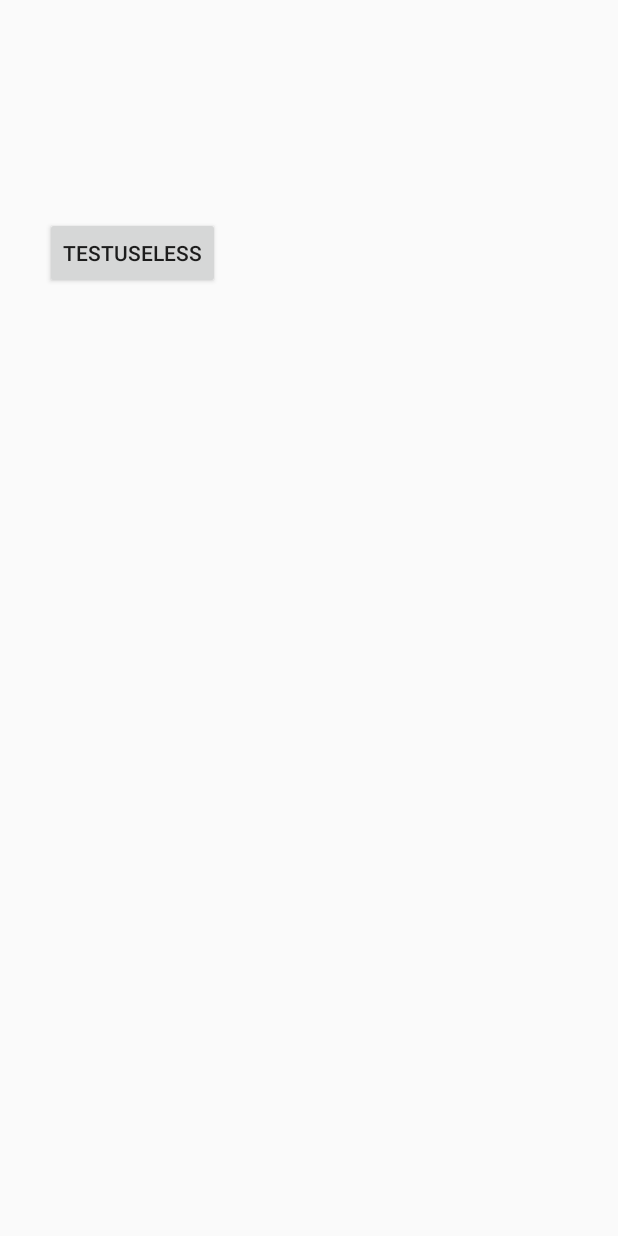
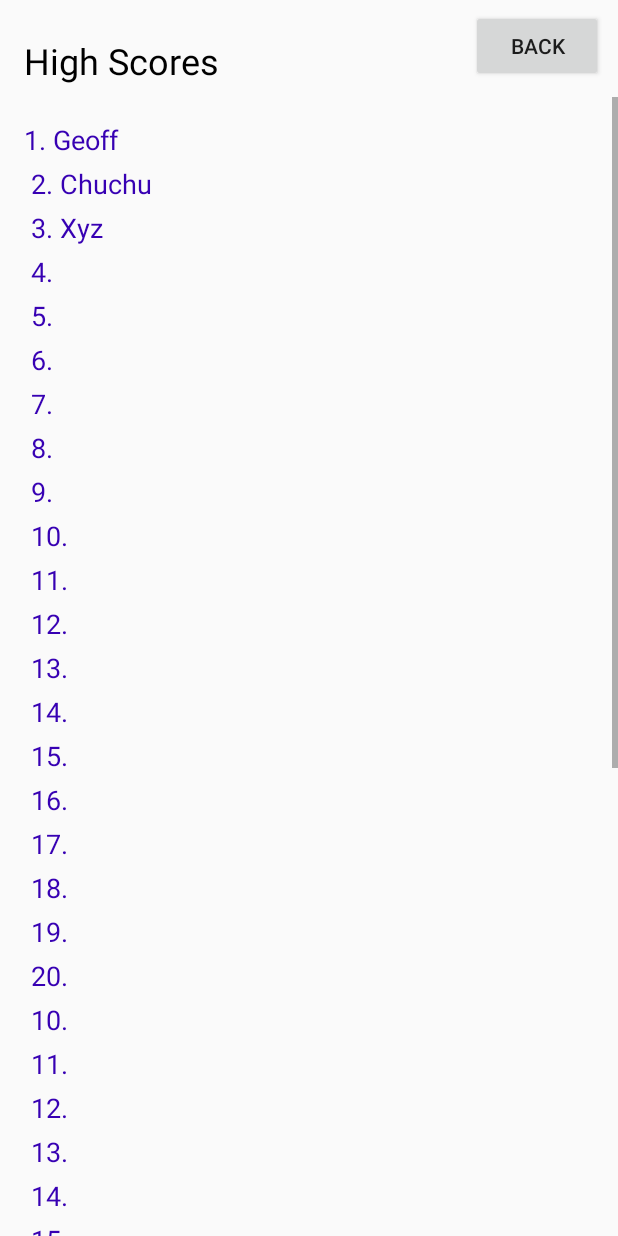
Before and after one commit to tejas-polakam/CS125Project, an Android app: the ScrollingScoreBoard screen opened directly, with no data from a screen before it, on a phone screen of 412 x 824 dp. Run offline under Robolectric (Android 15) with nearby library versions, the phone set to English and light mode, and no system bars.

Commit message:
created List with all user inputs

```diff
--- a/app/src/main/java/hangman/cs125project/UserNameActivity.java
+++ b/app/src/main/java/hangman/cs125project/UserNameActivity.java
@@ -5,23 +5,30 @@ import android.support.v7.app.AppCompatActivity;
 import android.os.Bundle;
 import android.view.View;
 import android.widget.*;
+import java.util.*;
 
 public class UserNameActivity extends AppCompatActivity {
-
+    EditText nameInput;
+    String name;
+    ListView display;
+    List<String>  list;
+    int count;
     @Override
     protected void onCreate(Bundle savedInstanceState) {
         super.onCreate(savedInstanceState);
         setContentView(R.layout.activity_user_name);
+        nameInput = findViewById(R.id.userNameInput);
         final Button submitUsername = findViewById(R.id.submit);
         final Button backButton = findViewById(R.id.backButtonUser);
         //final ListView
         submitUsername.setOnClickListener(new View.OnClickListener() {
             @Override
             public void onClick(View v) {
-                //insert code here to store username in a list
+                count++;
+                name = nameInput.getText().toString();
+                list.add(name);
+                startActivity(new Intent(UserNameActivity.this, InstructionsActivity.class)); //replace Instructions activity with actual game frame
 
-                startActivity(new Intent(UserNameActivity.this, InstructionsActivity.class));
-                //replace Instructions activity with actual game frame
             }
         });
         backButton.setOnClickListener(new View.OnClickListener() {
--- a/app/src/main/res/layout/activity_scrolling_score_board.xml
+++ b/app/src/main/res/layout/activity_scrolling_score_board.xml
@@ -6,17 +6,51 @@
     android:layout_height="match_parent"
     tools:context=".ScrollingScoreBoard">
 
+    <TextView
+        android:id="@+id/textView4"
+        android:layout_width="0dp"
+        android:layout_height="wrap_content"
+        android:layout_marginStart="16dp"
+        android:layout_marginTop="24dp"
+        android:layout_marginEnd="10dp"
+        android:text="High Scores"
+        android:textColor="@android:color/black"
+        android:textSize="24sp"
+        app:layout_constraintEnd_toEndOf="parent"
+        app:layout_constraintStart_toStartOf="parent"
+        app:layout_constraintTop_toTopOf="parent" />
+
+    <ScrollView
+        android:id="@+id/scrollView2"
+        android:layout_width="match_parent"
+        android:layout_height="0dp"
+        android:layout_marginTop="8dp"
+        app:layout_constraintBottom_toBottomOf="parent"
+        app:layout_constraintEnd_toEndOf="parent"
+        app:layout_constraintStart_toStartOf="parent"
+        app:layout_constraintTop_toBottomOf="@+id/textView4">
+
+        <TextView
+            android:id="@+id/textView2"
+            android:layout_width="match_parent"
+            android:layout_height="wrap_content"
+            android:lineSpacingExtra="8sp"
+            android:padding="16dp"
+            android:text="@string/score_list"
+            android:textColor="@color/design_default_color_primary_dark"
+            android:textSize="18sp" />
+    </ScrollView>
+
     <Button
         android:id="@+id/button"
         android:layout_width="wrap_content"
         android:layout_height="wrap_content"
-        android:layout_marginStart="16dp"
-        android:layout_marginTop="16dp"
-        android:layout_marginEnd="251dp"
-        android:layout_marginBottom="503dp"
-        android:text="TestUseless"
-        app:layout_constraintBottom_toBottomOf="parent"
+        android:layout_marginTop="6dp"
+        android:layout_marginEnd="10dp"
+        android:layout_marginBottom="10dp"
+        android:text="Back"
+        app:layout_constraintBottom_toTopOf="@+id/scrollView2"
         app:layout_constraintEnd_toEndOf="parent"
-        app:layout_constraintStart_toStartOf="parent"
         app:layout_constraintTop_toTopOf="parent" />
+
 </android.support.constraint.ConstraintLayout>
--- a/app/src/main/res/layout/activity_user_name.xml
+++ b/app/src/main/res/layout/activity_user_name.xml
@@ -6,7 +6,7 @@
     android:layout_height="match_parent"
     tools:context=".UserNameActivity">
 
-    <EditText
+    <TextView
         android:id="@+id/inputUsername"
         android:layout_width="383dp"
         android:layout_height="101dp"
@@ -17,7 +17,7 @@
         android:text="Create a UserName to keep track of your score"
         android:textAlignment="center"
         android:textSize="30sp"
-        app:layout_constraintBottom_toTopOf="@+id/editText"
+        app:layout_constraintBottom_toTopOf="@+id/userNameInput"
         app:layout_constraintEnd_toEndOf="parent"
         app:layout_constraintStart_toStartOf="parent"
         app:layout_constraintTop_toTopOf="parent" />
@@ -35,7 +35,7 @@
         app:layout_constraintStart_toStartOf="parent" />
 
     <EditText
-        android:id="@+id/editText"
+        android:id="@+id/userNameInput"
         android:layout_width="356dp"
         android:layout_height="wrap_content"
         android:layout_marginStart="16dp"
--- /dev/null
+++ b/app/src/main/res/values/scores.xml
@@ -0,0 +1,47 @@
+<?xml version="1.0" encoding="utf-8"?>
+<resources>
+    <string name="score_list">
+        1. Geoff \n
+        2. Chuchu\n
+        3. Xyz\n
+        4.\n
+        5.\n
+        6.\n
+        7.\n
+        8.\n
+        9.\n
+        10.\n
+        11.\n
+        12.\n
+        13.\n
+        14.\n
+        15.\n
+        16.\n
+        17.\n
+        18.\n
+        19.\n
+        20.\n
+        10.\n
+        11.\n
+        12.\n
+        13.\n
+        14.\n
+        15.\n
+        16.\n
+        17.\n
+        18.\n
+        19.\n
+        20.\n
+        10.\n
+        11.\n
+        12.\n
+        13.\n
+        14.\n
+        15.\n
+        16.\n
+        17.\n
+        18.\n
+        19.\n
+        20.\n
+    </string>
+</resources>
```
